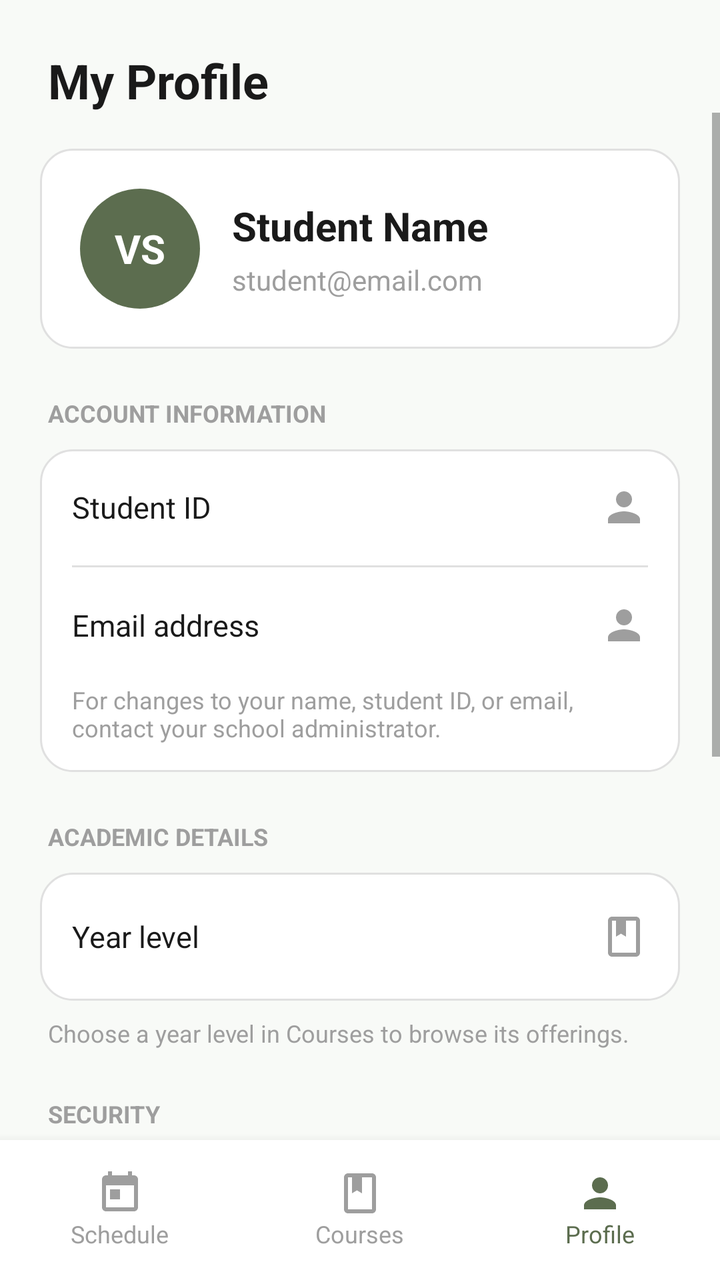
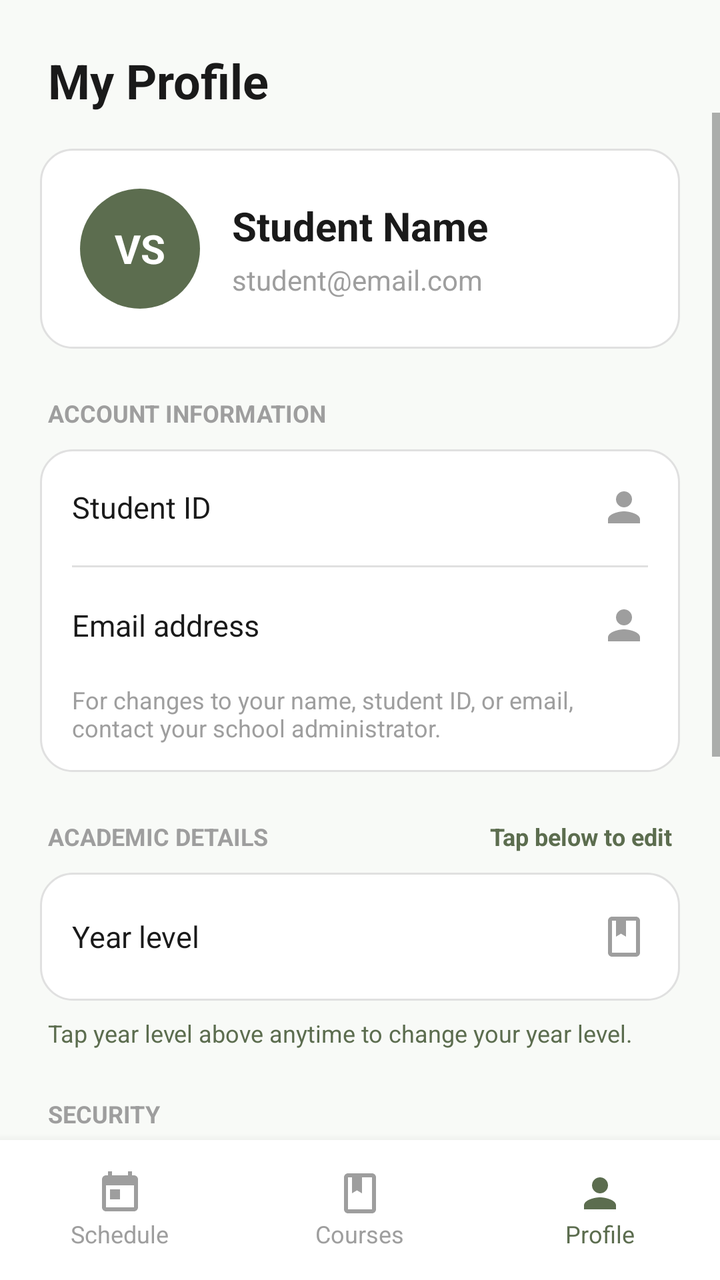

Before-and-after screenshots of an Android layout around one commit, followed by the original layout XML and the change that was made.
<!-- AndroidManifest.xml: application theme Theme.VETSCHED -->
<!-- res/layout/fragment_profile.xml -->
<?xml version="1.0" encoding="utf-8"?>
<androidx.constraintlayout.widget.ConstraintLayout xmlns:android="http://schemas.android.com/apk/res/android"
    xmlns:app="http://schemas.android.com/apk/res-auto"
    android:layout_width="match_parent"
    android:layout_height="match_parent"
    android:background="@color/vetsched_background">

    <TextView
        android:id="@+id/tvProfileTitle"
        android:layout_width="wrap_content"
        android:layout_height="wrap_content"
        android:layout_marginStart="24dp"
        android:layout_marginTop="24dp"
        android:text="My Profile"
        android:textColor="@color/vetsched_text_primary"
        android:textSize="24sp"
        android:textStyle="bold"
        app:layout_constraintStart_toStartOf="parent"
        app:layout_constraintTop_toTopOf="parent" />

    <ScrollView
        android:id="@+id/profileScroll"
        android:layout_width="0dp"
        android:layout_height="0dp"
        android:clipToPadding="false"
        android:fillViewport="false"
        android:paddingBottom="20dp"
        app:layout_constraintBottom_toTopOf="@id/bottomNav"
        app:layout_constraintEnd_toEndOf="parent"
        app:layout_constraintStart_toStartOf="parent"
        app:layout_constraintTop_toBottomOf="@id/tvProfileTitle">

        <LinearLayout
            android:layout_width="match_parent"
            android:layout_height="wrap_content"
            android:orientation="vertical"
            android:paddingHorizontal="20dp"
            android:paddingTop="18dp">

            <LinearLayout
                android:layout_width="match_parent"
                android:layout_height="wrap_content"
                android:background="@drawable/bg_profile_card"
                android:gravity="center_vertical"
                android:orientation="horizontal"
                android:padding="20dp">

                <TextView
                    android:id="@+id/tvProfileInitials"
                    android:layout_width="60dp"
                    android:layout_height="60dp"
                    android:background="@drawable/bg_profile_avatar"
                    android:gravity="center"
                    android:text="VS"
                    android:textColor="@color/white"
                    android:textSize="20sp"
                    android:textStyle="bold" />

                <LinearLayout
                    android:layout_width="0dp"
                    android:layout_height="wrap_content"
                    android:layout_marginStart="16dp"
                    android:layout_weight="1"
                    android:orientation="vertical">

                    <TextView
                        android:id="@+id/tvUserNameProfile"
                        android:layout_width="match_parent"
                        android:layout_height="wrap_content"
                        android:text="Student Name"
                        android:textColor="@color/vetsched_text_primary"
                        android:textSize="20sp"
                        android:textStyle="bold" />

                    <TextView
                        android:id="@+id/tvProfileEmail"
                        android:layout_width="match_parent"
                        android:layout_height="wrap_content"
                        android:layout_marginTop="4dp"
                        android:text="student@email.com"
                        android:textColor="@color/vetsched_text_hint"
                        android:textSize="14sp" />
                </LinearLayout>
            </LinearLayout>

            <TextView
                android:layout_width="wrap_content"
                android:layout_height="wrap_content"
                android:layout_marginStart="4dp"
                android:layout_marginTop="24dp"
                android:layout_marginBottom="10dp"
                android:text="ACCOUNT INFORMATION"
                android:textColor="@color/vetsched_text_hint"
                android:textSize="12sp"
                android:textStyle="bold" />

            <LinearLayout
                android:layout_width="match_parent"
                android:layout_height="wrap_content"
                android:background="@drawable/bg_profile_card"
                android:orientation="vertical"
                android:paddingHorizontal="16dp">

                <TextView
                    android:id="@+id/tvProfileStudentId"
                    android:layout_width="match_parent"
                    android:layout_height="wrap_content"
                    android:drawableEnd="@drawable/ic_profile"
                    android:drawablePadding="12dp"
                    android:gravity="center_vertical"
                    android:minHeight="58dp"
                    android:text="Student ID"
                    android:textColor="@color/vetsched_text_primary"
                    android:textSize="15sp" />

                <View
                    android:layout_width="match_parent"
                    android:layout_height="1dp"
                    android:background="@color/vetsched_divider" />

                <TextView
                    android:id="@+id/tvProfileEmailDetail"
                    android:layout_width="match_parent"
                    android:layout_height="wrap_content"
                    android:drawableEnd="@drawable/ic_profile"
                    android:drawablePadding="12dp"
                    android:gravity="center_vertical"
                    android:minHeight="58dp"
                    android:text="Email address"
                    android:textColor="@color/vetsched_text_primary"
                    android:textSize="15sp" />

                <TextView
                    android:layout_width="match_parent"
                    android:layout_height="wrap_content"
                    android:paddingBottom="14dp"
                    android:text="For changes to your name, student ID, or email, contact your school administrator."
                    android:textColor="@color/vetsched_text_hint"
                    android:textSize="12sp" />
            </LinearLayout>

            <TextView
                android:layout_width="wrap_content"
                android:layout_height="wrap_content"
                android:layout_marginStart="4dp"
                android:layout_marginTop="24dp"
                android:layout_marginBottom="10dp"
                android:text="ACADEMIC DETAILS"
                android:textColor="@color/vetsched_text_hint"
                android:textSize="12sp"
                android:textStyle="bold" />

            <TextView
                android:id="@+id/tvProfileYearLevel"
                android:layout_width="match_parent"
                android:layout_height="wrap_content"
                android:background="@drawable/bg_profile_card"
                android:drawableEnd="@drawable/ic_courses"
                android:drawablePadding="12dp"
                android:gravity="center_vertical"
                android:minHeight="64dp"
                android:paddingHorizontal="16dp"
                android:text="Year level"
                android:textColor="@color/vetsched_text_primary"
                android:textSize="15sp" />

            <TextView
                android:layout_width="match_parent"
                android:layout_height="wrap_content"
                android:layout_marginStart="4dp"
                android:layout_marginTop="8dp"
                android:text="Choose a year level in Courses to browse its offerings."
                android:textColor="@color/vetsched_text_hint"
                android:textSize="12sp" />

            <TextView
                android:layout_width="wrap_content"
                android:layout_height="wrap_content"
                android:layout_marginStart="4dp"
                android:layout_marginTop="24dp"
                android:layout_marginBottom="10dp"
                android:text="SECURITY"
                android:textColor="@color/vetsched_text_hint"
                android:textSize="12sp"
                android:textStyle="bold" />

            <Button
                android:id="@+id/btnChangePassword"
                android:layout_width="match_parent"
                android:layout_height="56dp"
                android:backgroundTint="@color/vetsched_primary"
                android:text="Change password"
                android:textAllCaps="false"
                android:textColor="@color/white"
                app:cornerRadius="16dp" />

            <TextView
                android:layout_width="wrap_content"
                android:layout_height="wrap_content"
                android:layout_marginStart="4dp"
                android:layout_marginTop="24dp"
                android:layout_marginBottom="10dp"
                android:text="SCHEDULE"
                android:textColor="@color/vetsched_text_hint"
                android:textSize="12sp"
                android:textStyle="bold" />

            <Button
                android:id="@+id/btnResetSchedule"
                android:layout_width="match_parent"
                android:layout_height="56dp"
                android:backgroundTint="@color/vetsched_warning"
                android:text="Clear my schedule"
                android:textAllCaps="false"
                android:textColor="@color/white"
                app:cornerRadius="16dp" />

            <TextView
                android:layout_width="wrap_content"
                android:layout_height="wrap_content"
                android:layout_marginStart="4dp"
                android:layout_marginTop="24dp"
                android:layout_marginBottom="10dp"
                android:text="SESSION"
                android:textColor="@color/vetsched_text_hint"
                android:textSize="12sp"
                android:textStyle="bold" />

            <Button
                android:id="@+id/btnLogout"
                style="@style/Widget.MaterialComponents.Button.OutlinedButton"
                android:layout_width="match_parent"
                android:layout_height="56dp"
                android:text="Log out"
                android:textAllCaps="false"
                android:textColor="@color/vetsched_warning"
                app:cornerRadius="16dp"
                app:strokeColor="@color/vetsched_warning" />
        </LinearLayout>
    </ScrollView>

    <LinearLayout
        android:id="@+id/bottomNav"
        android:layout_width="match_parent"
        android:layout_height="70dp"
        android:background="@color/white"
        android:elevation="8dp"
        android:orientation="horizontal"
        app:layout_constraintBottom_toBottomOf="parent">

        <LinearLayout
            android:id="@+id/btnSchedule"
            android:layout_width="0dp"
            android:layout_height="match_parent"
            android:layout_weight="1"
            android:gravity="center"
            android:orientation="vertical">

            <ImageView
                android:layout_width="24dp"
                android:layout_height="24dp"
                android:src="@drawable/ic_schedule"
                app:tint="@color/vetsched_text_hint" />

            <TextView
                android:layout_width="wrap_content"
                android:layout_height="wrap_content"
                android:text="Schedule"
                android:textColor="@color/vetsched_text_hint"
                android:textSize="12sp" />
        </LinearLayout>

        <LinearLayout
            android:id="@+id/btnCourses"
            android:layout_width="0dp"
            android:layout_height="match_parent"
            android:layout_weight="1"
            android:gravity="center"
            android:orientation="vertical">

            <ImageView
                android:layout_width="24dp"
                android:layout_height="24dp"
                android:src="@drawable/ic_courses"
                app:tint="@color/vetsched_text_hint" />

            <TextView
                android:layout_width="wrap_content"
                android:layout_height="wrap_content"
                android:text="Courses"
                android:textColor="@color/vetsched_text_hint"
                android:textSize="12sp" />
        </LinearLayout>

        <LinearLayout
            android:id="@+id/btnProfile"
            android:layout_width="0dp"
            android:layout_height="match_parent"
            android:layout_weight="1"
            android:gravity="center"
            android:orientation="vertical">

            <ImageView
                android:layout_width="24dp"
                android:layout_height="24dp"
                android:src="@drawable/ic_profile"
                app:tint="@color/vetsched_primary" />

            <TextView
                android:layout_width="wrap_content"
                android:layout_height="wrap_content"
                android:text="Profile"
                android:textColor="@color/vetsched_primary"
                android:textSize="12sp" />
        </LinearLayout>
    </LinearLayout>
</androidx.constraintlayout.widget.ConstraintLayout>
<!-- resources referenced by this layout -->
<resources>
  <color name="vetsched_background">#F8FAF7</color>
  <color name="vetsched_divider">#E0E0E0</color>
  <color name="vetsched_primary">#5C6D4F</color>
  <color name="vetsched_text_hint">#9E9E9E</color>
  <color name="vetsched_text_primary">#1A1A1A</color>
  <color name="vetsched_warning">#B3261E</color>
  <color name="white">#FFFFFFFF</color>
  <!-- drawable bg_profile_avatar (drawable) -->
  <?xml version="1.0" encoding="utf-8"?>
  <shape xmlns:android="http://schemas.android.com/apk/res/android"
      android:shape="oval">
      <solid android:color="@color/vetsched_primary" />
  </shape>
  <!-- drawable bg_profile_card (drawable) -->
  <?xml version="1.0" encoding="utf-8"?>
  <shape xmlns:android="http://schemas.android.com/apk/res/android">
      <solid android:color="@color/white" />
      <corners android:radius="16dp" />
      <stroke
          android:width="1dp"
          android:color="@color/vetsched_divider" />
  </shape>
  <!-- drawable ic_courses (drawable) -->
  <vector xmlns:android="http://schemas.android.com/apk/res/android"
      android:width="24dp"
      android:height="24dp"
      android:viewportWidth="24"
      android:viewportHeight="24">
      <path
          android:fillColor="#9E9E9E"
          android:pathData="M18,2L6,2c-1.1,0 -2,0.9 -2,2v16c0,1.1 0.9,2 2,2h12c1.1,0 2,-0.9 2,-2L20,4c0,-1.1 -0.9,-2 -2,-2zM18,20L6,20L6,4h2v8l2.5,-1.5L13,12L13,4h5v16z" />
  </vector>
  <!-- drawable ic_profile (drawable) -->
  <vector xmlns:android="http://schemas.android.com/apk/res/android"
      android:width="24dp"
      android:height="24dp"
      android:viewportWidth="24"
      android:viewportHeight="24">
      <path
          android:fillColor="#9E9E9E"
          android:pathData="M12,12c2.21,0 4,-1.79 4,-4s-1.79,-4 -4,-4 -4,1.79 -4,4 1.79,4 4,4zM12,14c-2.67,0 -8,1.34 -8,4v2h16v-2c0,-2.66 -5.33,-4 -8,-4z" />
  </vector>
  <!-- drawable ic_schedule (drawable) -->
  <vector xmlns:android="http://schemas.android.com/apk/res/android"
      android:width="24dp"
      android:height="24dp"
      android:viewportWidth="24"
      android:viewportHeight="24">
      <path
          android:fillColor="#5C6D4F"
          android:pathData="M19,3h-1L18,1h-2v2L8,3L8,1L6,1v2L5,3c-1.11,0 -1.99,0.9 -1.99,2L3,19c0,1.1 0.89,2 2,2h14c1.1,0 2,-0.9 2,-2L21,5c0,-1.1 -0.9,-2 -2,-2zM19,19L5,19L5,8h14v11zM7,10h5v5L7,15z" />
  </vector>
  <style name="Theme.VETSCHED" parent="Theme.MaterialComponents.Light.NoActionBar">
          <item name="colorPrimary">@color/vetsched_primary</item>
          <item name="android:statusBarColor">@color/vetsched_background</item>
          <item name="android:windowLightStatusBar">true</item>
      </style>
</resources>

<!-- the commit's change to res/layout/fragment_profile.xml (unified diff, before → after) -->
@@ -139,16 +139,33 @@
                     android:textSize="12sp" />
             </LinearLayout>
 
-            <TextView
-                android:layout_width="wrap_content"
-                android:layout_height="wrap_content"
-                android:layout_marginStart="4dp"
-                android:layout_marginTop="24dp"
-                android:layout_marginBottom="10dp"
-                android:text="ACADEMIC DETAILS"
-                android:textColor="@color/vetsched_text_hint"
-                android:textSize="12sp"
-                android:textStyle="bold" />
+            <LinearLayout
+                android:layout_width="match_parent"
+                android:layout_height="wrap_content"
+                android:layout_marginTop="24dp"
+                android:layout_marginBottom="10dp"
+                android:gravity="center_vertical"
+                android:orientation="horizontal">
+
+                <TextView
+                    android:layout_width="0dp"
+                    android:layout_height="wrap_content"
+                    android:layout_weight="1"
+                    android:layout_marginStart="4dp"
+                    android:text="ACADEMIC DETAILS"
+                    android:textColor="@color/vetsched_text_hint"
+                    android:textSize="12sp"
+                    android:textStyle="bold" />
+
+                <TextView
+                    android:layout_width="wrap_content"
+                    android:layout_height="wrap_content"
+                    android:layout_marginEnd="4dp"
+                    android:text="Tap below to edit"
+                    android:textColor="@color/vetsched_primary"
+                    android:textSize="12sp"
+                    android:textStyle="bold" />
+            </LinearLayout>
 
             <TextView
                 android:id="@+id/tvProfileYearLevel"
@@ -169,8 +186,8 @@
                 android:layout_height="wrap_content"
                 android:layout_marginStart="4dp"
                 android:layout_marginTop="8dp"
-                android:text="Choose a year level in Courses to browse its offerings."
-                android:textColor="@color/vetsched_text_hint"
+                android:text="Tap year level above anytime to change your year level."
+                android:textColor="@color/vetsched_primary"
                 android:textSize="12sp" />
 
             <TextView
